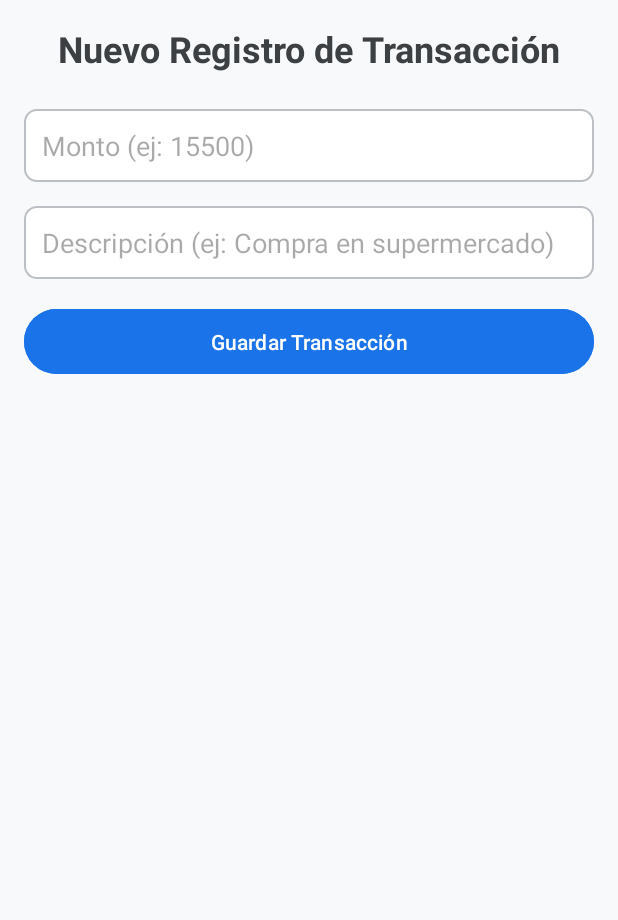
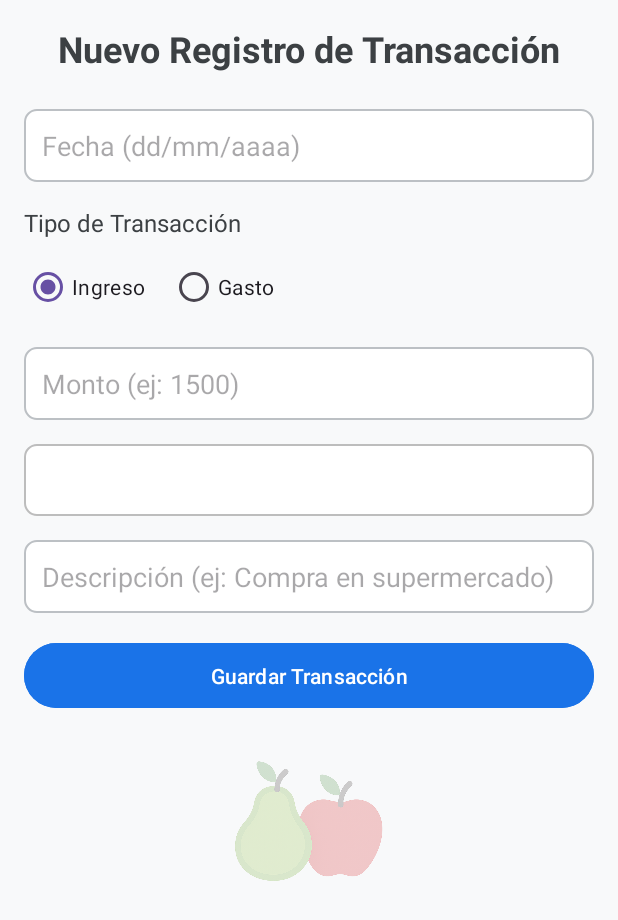
Before and after one commit to jcordovaj/ae3_abpro1_MisLucas, an Android app: the layout fragment_registro_transaccion.xml on its own in the app's theme, with its tools: preview values and no code run, on a phone screen of 412 x 824 dp. Shown: the top 920 px of the screen. Run offline under Robolectric (Android 15) with nearby library versions, the phone set to English and light mode, and no system bars.

Commit message:
Ajuste en clases y layout

```diff
--- a/app/build.gradle.kts
+++ b/app/build.gradle.kts
@@ -7,6 +7,10 @@ plugins {
 android {
     namespace  = "com.mod5.ae3_abpro1_mislucas"
     compileSdk = 36
+
+    buildFeatures {
+        viewBinding = true
+    }
 
     defaultConfig {
         applicationId = "com.mod5.ae3_abpro1_mislucas"
@@ -70,4 +74,5 @@ dependencies {
 
     // (Opcional, pero recomendado para Fragments) Para el Fragment lifecycle scope
     implementation("androidx.lifecycle:lifecycle-runtime-ktx:2.7.0")
+
 }
--- a/app/src/main/java/com/mod5/ae3_abpro1_mislucas/TransactionRepository.kt
+++ b/app/src/main/java/com/mod5/ae3_abpro1_mislucas/TransactionRepository.kt
@@ -2,12 +2,11 @@ package com.mod5.ae3_abpro1_mislucas
 
 import android.app.Application
 import java.io.*
-import java.util.UUID
 
 class TransactionRepository(application: Application) {
 
     private val context  = application
-    private val fileName = "transacciones.csv"
+    private val fileName = "transacciones.csv" // Persistencia simple
     private val file     = File(context.getExternalFilesDir(null), fileName)
 
     init {
@@ -47,7 +46,7 @@ class TransactionRepository(application: Application) {
             }
             true
         } catch (e: Exception) {
-            println("Error al escribir en el archivo CSV: ${e.message}")
+            println("Error al guardar en el archivo CSV: ${e.message}")
             false
         }
     }
--- /dev/null
+++ b/app/src/main/res/drawable/spinner_background_robust.xml
@@ -0,0 +1,19 @@
+<?xml version="1.0" encoding="utf-8"?>
+<shape xmlns:android="http://schemas.android.com/apk/res/android"
+    android:shape="rectangle">
+    <!-- Este fondo solo usa un <shape> simple, eliminando dependencias de otros drawables
+         para evitar el error Resources$NotFoundException. -->
+    <solid android:color="#FFFFFF"/>
+    <!-- Borde con un color gris suave -->
+    <stroke
+        android:width="1dp"
+        android:color="#BDBDBD"/>
+    <!-- Esquinas redondeadas -->
+    <corners android:radius="8dp"/>
+    <!-- Espaciado interno para el texto y la flecha nativa del Spinner -->
+    <padding
+        android:left="12dp"
+        android:top="12dp"
+        android:right="12dp"
+        android:bottom="12dp"/>
+</shape>
--- a/app/src/main/res/layout/fragment_registro_transaccion.xml
+++ b/app/src/main/res/layout/fragment_registro_transaccion.xml
@@ -18,15 +18,66 @@
         android:gravity="center_horizontal"
         android:layout_marginBottom="24dp" />
 
+    <!-- Campo AÑADIDO: Fecha de la Transacción -->
+    <EditText
+        android:id="@+id/et_fecha"
+        android:layout_width="match_parent"
+        android:layout_height="wrap_content"
+        android:hint="Fecha (dd/mm/aaaa)"
+        android:inputType="date"
+        android:padding="12dp"
+        android:background="@drawable/rounded_edittext"
+        android:layout_marginBottom="16dp"/>
+
+    <!-- Campo AÑADIDO: Tipo de Transacción (Ingreso o Gasto) -->
+    <TextView
+        android:layout_width="match_parent"
+        android:layout_height="wrap_content"
+        android:text="Tipo de Transacción"
+        android:textSize="16sp"
+        android:textColor="#3C4043"
+        android:layout_marginBottom="8dp"/>
+
+    <RadioGroup
+        android:id="@+id/rg_tipo_transaccion"
+        android:layout_width="match_parent"
+        android:layout_height="wrap_content"
+        android:orientation="horizontal"
+        android:layout_marginBottom="16dp">
+        <RadioButton
+            android:id="@+id/rb_ingreso"
+            android:layout_width="wrap_content"
+            android:layout_height="wrap_content"
+            android:text="Ingreso"
+            android:checked="true"
+            android:layout_marginEnd="16dp"/>
+        <RadioButton
+            android:id="@+id/rb_gasto"
+            android:layout_width="wrap_content"
+            android:layout_height="wrap_content"
+            android:text="Gasto"/>
+    </RadioGroup>
+
     <!-- Campo para el Monto -->
     <EditText
         android:id="@+id/et_monto"
         android:layout_width="match_parent"
         android:layout_height="wrap_content"
-        android:hint="Monto (ej: 15500)"
+        android:hint="Monto (ej: 1500)"
         android:inputType="numberDecimal"
         android:padding="12dp"
         android:background="@drawable/rounded_edittext"
+        android:layout_marginBottom="16dp"/>
+
+    <!-- Selector de Categoría (Spinner) - Fondo Corregido y Mantenido -->
+    <androidx.appcompat.widget.AppCompatSpinner
+        android:id="@+id/spinner_categoria"
+        android:layout_width="match_parent"
+        android:layout_height="wrap_content"
+        android:background="@drawable/spinner_background_robust"
+        android:minHeight="48dp"
+        android:overlapAnchor="false"
+        android:spinnerMode="dropdown"
         android:layout_marginBottom="16dp"/>
 
     <!-- Campo para la Descripción -->
@@ -50,4 +101,11 @@
         android:backgroundTint="#1A73E8"
         android:textColor="#FFFFFF"/>
 
+    <ImageView
+        android:id="@+id/iv_logo"
+        android:layout_width="150dp"
+        android:layout_height="150dp"
+        android:src="@drawable/perasconmanzanas_icon"
+        android:layout_gravity="center"
+        android:alpha="0.3"  />
 </LinearLayout>
```
Also changed, not shown: app/src/main/java/com/mod5/ae3_abpro1_mislucas/ListaTransaccionesFragment.kt (+21 -19 lines), app/src/main/java/com/mod5/ae3_abpro1_mislucas/MainActivity.kt (+3 -11 lines), app/src/main/java/com/mod5/ae3_abpro1_mislucas/RegistroTransaccionFragment.kt (+59 -46 lines), app/src/main/java/com/mod5/ae3_abpro1_mislucas/Transaction.kt (+4 -4 lines), app/src/main/java/com/mod5/ae3_abpro1_mislucas/TransactionAdapter.kt (+13 -11 lines), app/src/main/java/com/mod5/ae3_abpro1_mislucas/TransactionViewModel.kt (+13 -13 lines), app/src/main/res/drawable/spinner_background.xml (+13 -8 lines), app/src/main/res/layout/registro_transaccion.xml (+19 -9 lines).
